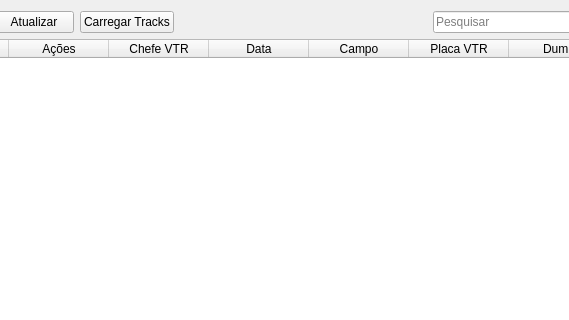
Before: the Qt Designer form uis/mTrack.ui in dsgoficial/SAP_Gerente, drawn with Qt 5; both pictures show x 103 to 672 and y 0 to 320 of the 800 by 600 pixel window.
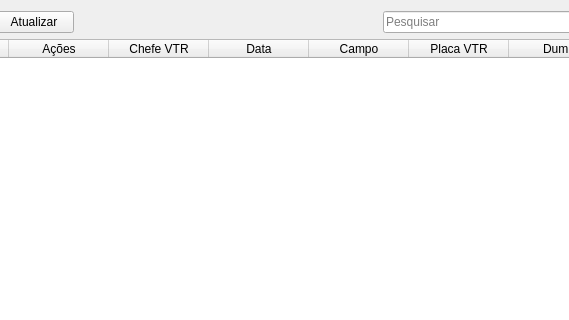
After: the same form once the commit is applied.

```diff
--- a/uis/mTrack.ui
+++ b/uis/mTrack.ui
@@ -30,13 +30,6 @@
        </property>
       </widget>
      </item>
-     <item>
-      <widget class="QPushButton" name="loadTrackBtn">
-       <property name="text">
-        <string>Carregar Tracks</string>
-       </property>
-      </widget>
-     </item>
      <item>
       <spacer name="horizontalSpacer">
        <property name="orientation">
```
